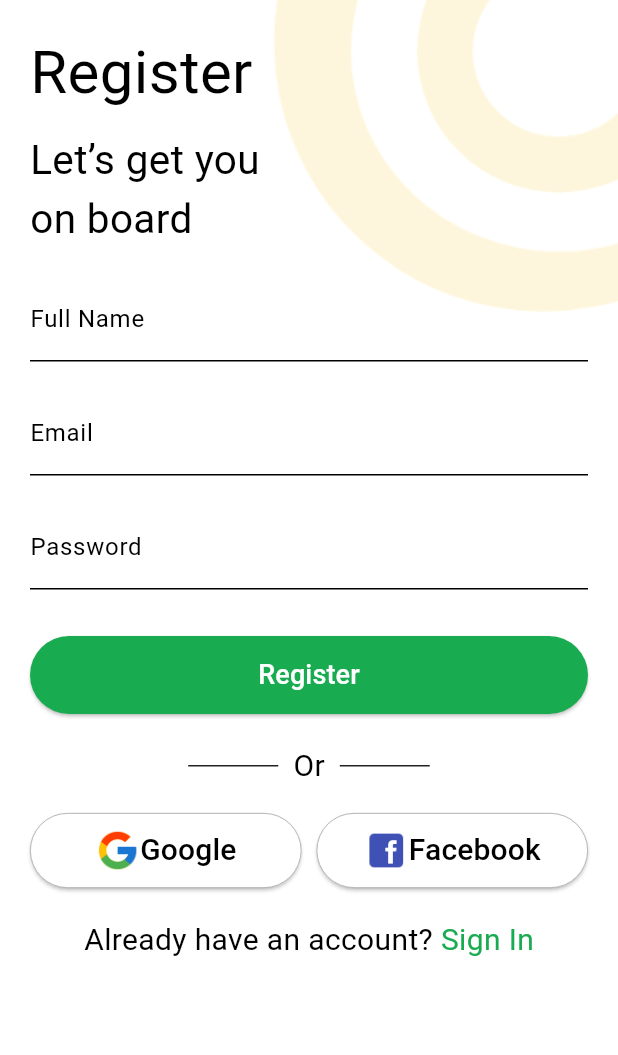
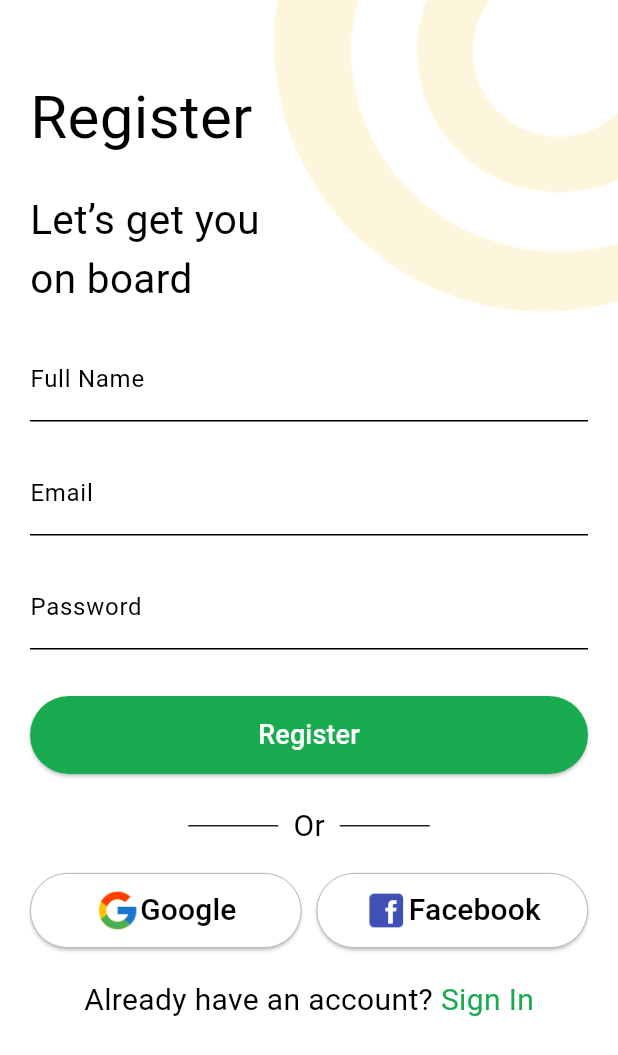
Before and after one commit to BINITA88/ShikshyaDwar_Mobile_application_final_project, a Flutter app: the screen it shows after launch, after a tap on "Next", after a tap on "Login", after a tap on "SignUp", on a phone screen of 412 x 824 dp. Shown: the top 1055 px of the screen. Run offline on Flutter 3.47's test engine with Material 3 defaults, Android fonts, the phone set to English and light mode, and no system bars.

Commit message:
removing images adn adding new one

```diff
--- a/lib/view/auth/login_view.dart
+++ b/lib/view/auth/login_view.dart
@@ -59,11 +59,14 @@ class LoginPage extends StatelessWidget {
                 crossAxisAlignment: CrossAxisAlignment.stretch,
                 mainAxisAlignment: MainAxisAlignment.start,
                 children: [
-                  const Text(
-                    'Login',
-                    style: TextStyle(fontSize: 40.0),
+                  const Padding(
+                    padding: EdgeInsets.only(top: 30.0),
+                    child: Text(
+                      'Login',
+                      style: TextStyle(fontSize: 40.0),
+                    ),
                   ),
-                  const SizedBox(height: 15.0),
+                  const SizedBox(height: 10.0),
                   const Column(
                     crossAxisAlignment: CrossAxisAlignment.start,
                     children: [
@@ -81,7 +84,7 @@ class LoginPage extends StatelessWidget {
                       ),
                     ],
                   ),
-                  const SizedBox(height: 15.0),
+                  const SizedBox(height: 10.0),
                   Column(
                     children: [
                       const SizedBox(height: 20.0),
--- a/lib/view/auth/onboarding_screen.dart
+++ b/lib/view/auth/onboarding_screen.dart
@@ -116,26 +116,18 @@ class SecondOnboardingScreen extends StatelessWidget {
         crossAxisAlignment: CrossAxisAlignment.center,
         mainAxisAlignment: MainAxisAlignment.center,
         children: [
-          Container(
-            decoration: BoxDecoration(
-              border:
-                  Border.all(color: Colors.black, width: 2), // Add black border
-              borderRadius: BorderRadius.circular(10),
-            ),
-            child: Image.asset(
-              'assets/images/hee.png', // Change image for the second screen
-              height: 250.0,
-              width: 250.0,
-              fit: BoxFit.contain,
-            ),
+          Image.asset(
+            'assets/images/hee.png', // Change image for the second screen
+            height: 350.0,
+            width: 450.0,
+            fit: BoxFit.contain,
           ),
-          const SizedBox(height: 20.0),
           const Text(
             'Start Your Learning Journey',
             style: TextStyle(
               fontSize: 28.0,
               fontWeight: FontWeight.bold,
-              color: Color.fromARGB(255, 101, 67, 185),
+              color: Color.fromARGB(255, 13, 132, 49),
             ),
             textAlign: TextAlign.center,
           ),
--- a/lib/view/auth/signup_view.dart
+++ b/lib/view/auth/signup_view.dart
@@ -30,12 +30,18 @@ class RegisterPage extends StatelessWidget {
                   crossAxisAlignment: CrossAxisAlignment.stretch,
                   mainAxisAlignment: MainAxisAlignment.start,
                   children: [
-                    const Text(
+                    const Padding(
+                      padding: EdgeInsets.only(
+                          top: 30.0), // Add top padding to move text down
+                      child: Text(
                         'Register',
                         style: TextStyle(fontSize: 40.0),
                       ),
+                    ),
                     const SizedBox(height: 10.0),
-                    const Column(
+                    const Padding(
+                      padding: EdgeInsets.only(top: 10.0),
+                      child: Column(
                         crossAxisAlignment: CrossAxisAlignment.start,
                         children: [
                           Text(
@@ -47,6 +53,7 @@ class RegisterPage extends StatelessWidget {
                             style: TextStyle(fontSize: 27.0),
                           ),
                         ],
+                      ),
                     ),
                     const SizedBox(height: 20.0),
                     Column(
```
Also changed, not shown: assets/images/bg.png (deleted), assets/images/bg1.png (deleted), assets/images/bg3.png (deleted), assets/images/h2.png (deleted), assets/images/h4.png (deleted), assets/images/h5.png (deleted), assets/images/hee.png, assets/images/image.png (deleted), assets/images/login.png (deleted), assets/images/sig.png (added), assets/images/sign.png. Lines whose indentation alone changed are shown as unchanged.
